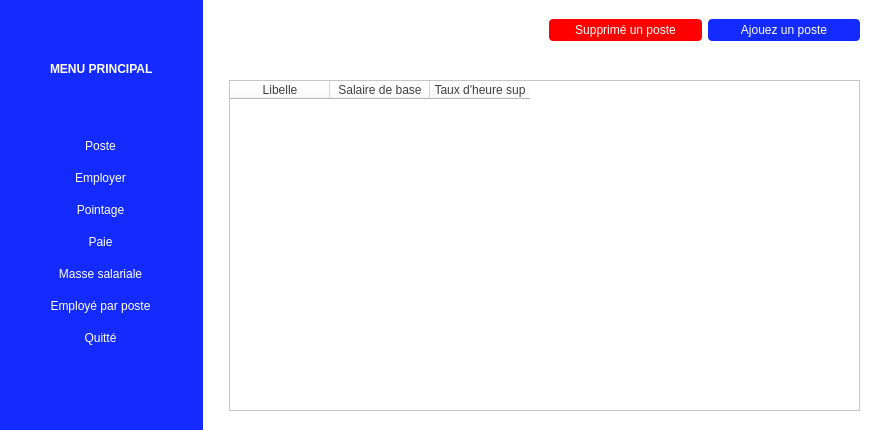
First picture: the form in ui/mainwindow.ui, repository eliphanio/Gestion-d-employer-et-de-paie, before the edit.
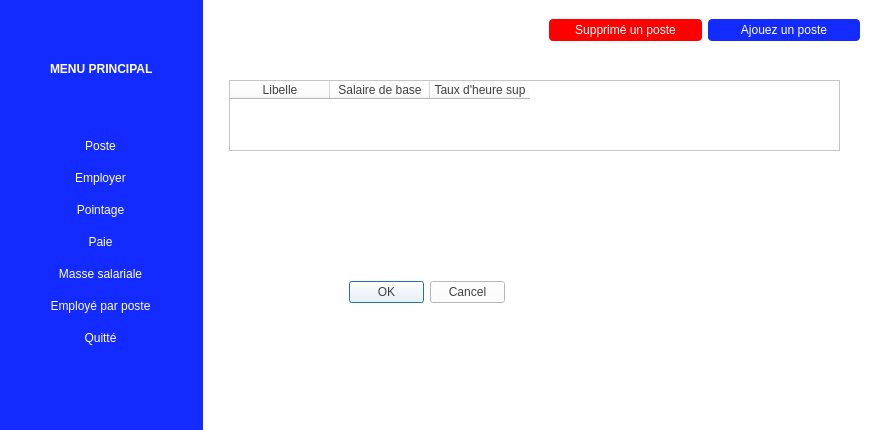
Second picture: the form after the edit. Icons and pictures are not drawn.

Diff of the .ui file:
```diff
--- a/ui/mainwindow.ui
+++ b/ui/mainwindow.ui
@@ -263,7 +263,7 @@
           <x>20</x>
           <y>80</y>
           <width>631</width>
-          <height>331</height>
+          <height>111</height>
          </rect>
         </property>
         <widget class="QTableWidget" name="tableWidgetPoste">
@@ -271,8 +271,8 @@
           <rect>
            <x>0</x>
            <y>0</y>
-           <width>631</width>
-           <height>331</height>
+           <width>611</width>
+           <height>71</height>
           </rect>
          </property>
          <property name="styleSheet">
@@ -298,6 +298,19 @@
          </column>
         </widget>
        </widget>
+       <widget class="QDialogButtonBox" name="buttonBox">
+        <property name="geometry">
+         <rect>
+          <x>140</x>
+          <y>280</y>
+          <width>156</width>
+          <height>24</height>
+         </rect>
+        </property>
+        <property name="standardButtons">
+         <set>QDialogButtonBox::StandardButton::Cancel|QDialogButtonBox::StandardButton::Ok</set>
+        </property>
+       </widget>
       </widget>
      </item>
     </layout>
```
